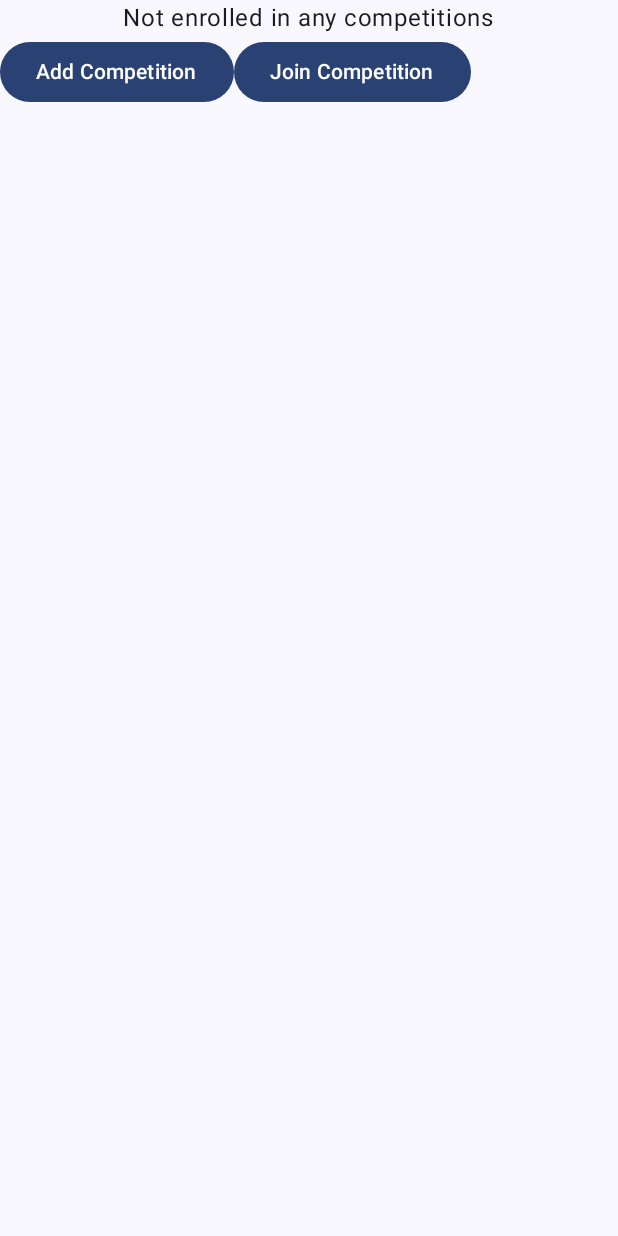
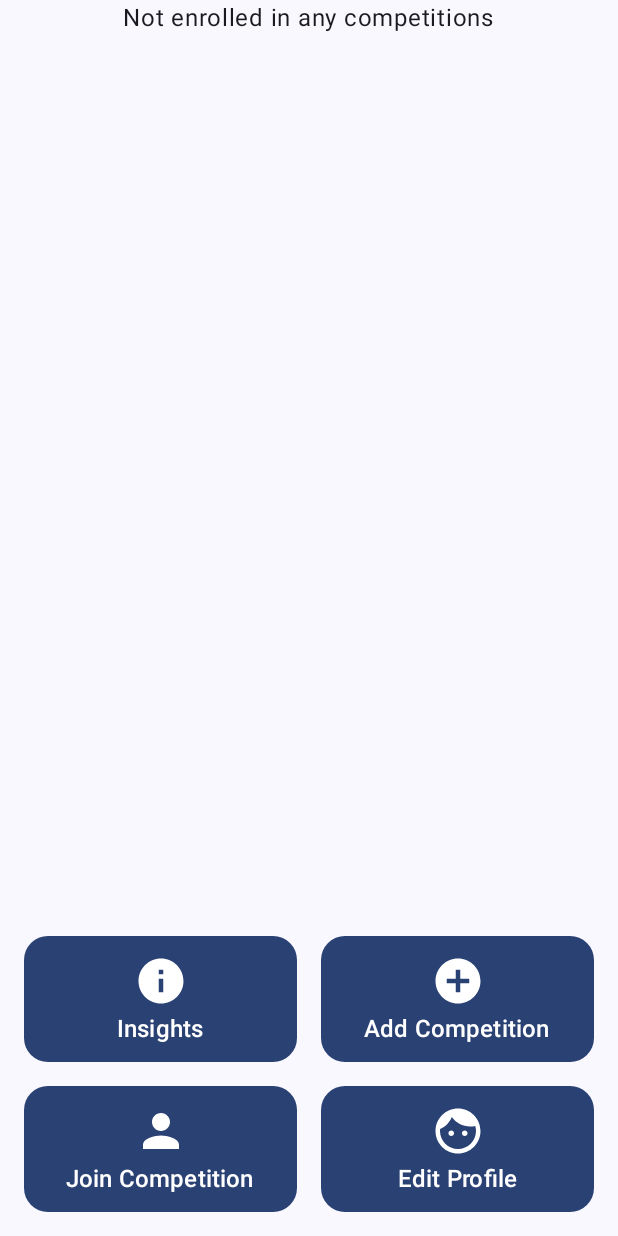
Before and after one commit to JackFinnis/DRP, an Android app built with Jetpack Compose: the composable UserCompetitionsScreen called with empty values, on a phone screen of 412 x 824 dp. Run offline under Robolectric (Android 15) with nearby library versions, the phone set to English and light mode, and no system bars; our stand-ins replace Firebase (no records; nobody signed in at launch, a user with empty details on screens opened directly).

Commit message:
Feat(Competitions.kt, MainActivity.kt): Add larger, labelled buttons at bottom of screen

```diff
--- a/app/src/main/java/drp/screentime/ui/MainActivity.kt
+++ b/app/src/main/java/drp/screentime/ui/MainActivity.kt
@@ -7,22 +7,11 @@ import androidx.activity.ComponentActivity
 import androidx.activity.compose.setContent
 import androidx.activity.enableEdgeToEdge
 import androidx.compose.foundation.layout.Box
-import androidx.compose.foundation.layout.Column
 import androidx.compose.foundation.layout.fillMaxSize
 import androidx.compose.foundation.layout.padding
-import androidx.compose.material.icons.Icons
-import androidx.compose.material.icons.filled.Refresh
-import androidx.compose.material.icons.filled.Settings
-import androidx.compose.material3.Button
 import androidx.compose.material3.CircularProgressIndicator
 import androidx.compose.material3.ExperimentalMaterial3Api
-import androidx.compose.material3.Icon
-import androidx.compose.material3.IconButton
-import androidx.compose.material3.MaterialTheme
 import androidx.compose.material3.Scaffold
-import androidx.compose.material3.Text
-import androidx.compose.material3.TopAppBar
-import androidx.compose.material3.TopAppBarDefaults
 import androidx.compose.material3.rememberModalBottomSheetState
 import androidx.compose.runtime.Composable
 import androidx.compose.runtime.LaunchedEffect
@@ -101,28 +90,10 @@ fun MainScreen() {
         ) {
             CircularProgressIndicator()
         }
-    } else Scaffold(
-        topBar = {
-            TopAppBar(title = { Text("Screen Time") }, colors = TopAppBarDefaults.topAppBarColors(
-                containerColor = MaterialTheme.colorScheme.primaryContainer,
-                titleContentColor = MaterialTheme.colorScheme.primary,
-            ), actions = {
-                IconButton(onClick = {
-                    postScreenTimeToDb(userId!!, usageStatsProcessor)
-                }) {
-                    Icon(Icons.Filled.Refresh, contentDescription = "Refresh screen time")
-                }
-                IconButton(onClick = { showBottomSheet.value = true }) {
-                    Icon(Icons.Filled.Settings, contentDescription = "Configure user settings")
-                }
-            })
-        }
-    ) { contentPadding ->
+    } else Scaffold { contentPadding ->
         Box(modifier = Modifier.padding(contentPadding)) {
             UserCompetitionsScreen(userId = userId!!)
         }
-
-
         if (showBottomSheet.value) {
             SaveNameBottomSheet(sheetState, showBottomSheet, userId!!)
         }
--- a/app/src/main/java/drp/screentime/ui/components/Competitions.kt
+++ b/app/src/main/java/drp/screentime/ui/components/Competitions.kt
@@ -11,14 +11,23 @@ import androidx.compose.foundation.layout.fillMaxSize
 import androidx.compose.foundation.layout.fillMaxWidth
 import androidx.compose.foundation.layout.height
 import androidx.compose.foundation.layout.padding
+import androidx.compose.foundation.layout.size
+import androidx.compose.foundation.layout.width
 import androidx.compose.foundation.lazy.LazyColumn
 import androidx.compose.foundation.lazy.items
+import androidx.compose.foundation.shape.RoundedCornerShape
+import androidx.compose.material.icons.Icons
+import androidx.compose.material.icons.filled.AddCircle
+import androidx.compose.material.icons.filled.Face
+import androidx.compose.material.icons.filled.Info
+import androidx.compose.material.icons.filled.Person
 import androidx.compose.material3.AlertDialog
 import androidx.compose.material3.Button
 import androidx.compose.material3.Card
 import androidx.compose.material3.CardDefaults
 import androidx.compose.material3.CircularProgressIndicator
 import androidx.compose.material3.ExperimentalMaterial3Api
+import androidx.compose.material3.Icon
 import androidx.compose.material3.MaterialTheme
 import androidx.compose.material3.Text
 import androidx.compose.material3.TextButton
@@ -33,8 +42,10 @@ import androidx.compose.runtime.remember
 import androidx.compose.runtime.setValue
 import androidx.compose.ui.Alignment
 import androidx.compose.ui.Modifier
+import androidx.compose.ui.graphics.vector.ImageVector
 import androidx.compose.ui.text.font.FontWeight
 import androidx.compose.ui.unit.dp
+import androidx.compose.ui.unit.sp
 import drp.screentime.firestore.Competition
 import drp.screentime.firestore.FirestoreManager
 import drp.screentime.util.formatDuration
@@ -100,22 +111,47 @@ fun UserCompetitionsScreen(
             }, modifier = modifier.fillMaxSize(), state = pullRefreshState
         ) {
             Column {
+                Box(modifier = Modifier.weight(1f)) {
                     CompetitionList(competitions, firestoreManager, userId)
+                }
+                Column(modifier = Modifier.padding(16.dp)) {
                     Row {
-                    Button(
+                        MainScreenButton(
+                            modifier = modifier.weight(1f),
+                            onClick = {},
+                            icon = Icons.Filled.Info,
+                            text = "Insights"
+                        )
+                        Spacer(Modifier.width(16.dp))
+                        MainScreenButton(
+                            modifier = modifier.weight(1f),
                             onClick = {
                                 // Add a new competition
                                 firestoreManager.createCompetitionAndAddUser(userId, "Test") { }
                                 loading = true
                                 fetchCompetitions()
-                        }) {
-                        Text("Add Competition")
+                            },
+                            icon = Icons.Filled.AddCircle,
+                            text = "Add Competition"
+                        )
                     }
-                    Button(
+                    Spacer(Modifier.height(16.dp))
+                    Row {
+                        MainScreenButton(
+                            modifier = modifier.weight(1f),
                             onClick = {
                                 showJoinCompetitionDialog = true
-                        }) {
-                        Text("Join Competition")
+                            },
+                            icon = Icons.Filled.Person,
+                            text = "Join Competition"
+                        )
+                        Spacer(Modifier.width(16.dp))
+                        MainScreenButton(
+                            modifier = modifier.weight(1f),
+                            onClick = {},
+                            icon = Icons.Filled.Face,
+                            text = "Edit Profile"
+                        )
                     }
                 }
             }
@@ -126,6 +162,24 @@ fun UserCompetitionsScreen(
                 loading -> CircularProgressIndicator()
                 error != null -> Text(text = error!!)
             }
+        }
+    }
+}
+
+@Composable
+fun MainScreenButton(modifier: Modifier, onClick: () -> Unit, icon: ImageVector, text: String) {
+    Button(
+        shape = RoundedCornerShape(16.dp),
+        contentPadding = PaddingValues(12.dp),
+        modifier = modifier,
+        onClick = onClick
+    ) {
+        Column(
+            horizontalAlignment = Alignment.CenterHorizontally
+        ) {
+            Icon(icon, contentDescription = text, modifier = Modifier.size(36.dp))
+            Spacer(Modifier.height(4.dp))
+            Text(text, fontSize = 16.sp)
         }
     }
 }
```
Lines whose indentation alone changed are shown as unchanged.
